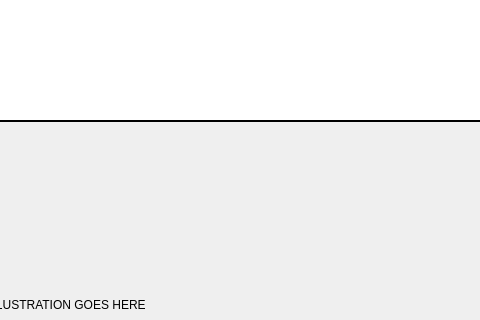
This is MorseCodeLearner/translatorwindow.ui in UofU-CS3505/cs3505-assignment9-the_tigers as Qt 5 draws it before an edit; both pictures show x 280 to 760 and y 250 to 570 of the 1280 by 720 pixel window. The edited form follows.
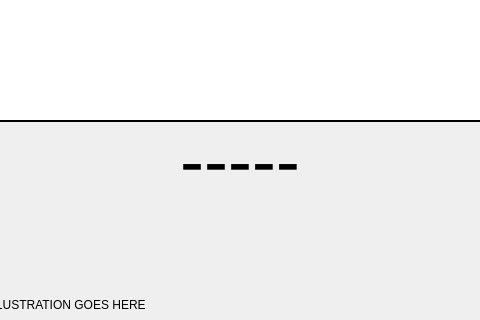
This is the edited form.

Commit message: Added morse preview

```diff
--- a/MorseCodeLearner/translatorwindow.ui
+++ b/MorseCodeLearner/translatorwindow.ui
@@ -569,6 +569,50 @@
     <string/>
    </property>
   </widget>
+  <widget class="QLineEdit" name="morsePreview">
+   <property name="enabled">
+    <bool>false</bool>
+   </property>
+   <property name="geometry">
+    <rect>
+     <x>430</x>
+     <y>370</y>
+     <width>181</width>
+     <height>81</height>
+    </rect>
+   </property>
+   <property name="font">
+    <font>
+     <family>Arial</family>
+     <pointsize>54</pointsize>
+    </font>
+   </property>
+   <property name="focusPolicy">
+    <enum>Qt::FocusPolicy::NoFocus</enum>
+   </property>
+   <property name="autoFillBackground">
+    <bool>false</bool>
+   </property>
+   <property name="styleSheet">
+    <string notr="true">QLineEdit {
+        background: transparent;
+        border: none;
+        color: black; /* or any color you want */
+    }</string>
+   </property>
+   <property name="text">
+    <string>-----</string>
+   </property>
+   <property name="frame">
+    <bool>false</bool>
+   </property>
+   <property name="alignment">
+    <set>Qt::AlignmentFlag::AlignCenter</set>
+   </property>
+   <property name="cursorMoveStyle">
+    <enum>Qt::CursorMoveStyle::VisualMoveStyle</enum>
+   </property>
+  </widget>
  </widget>
  <resources/>
  <connections/>
```
The commit also changes 2 other files.
